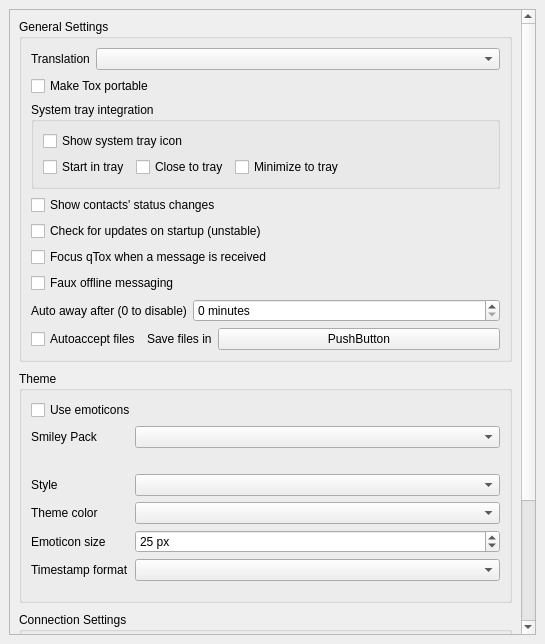
First picture: the form in src/widget/form/settings/generalsettings.ui, repository qTox/qTox, before the edit.
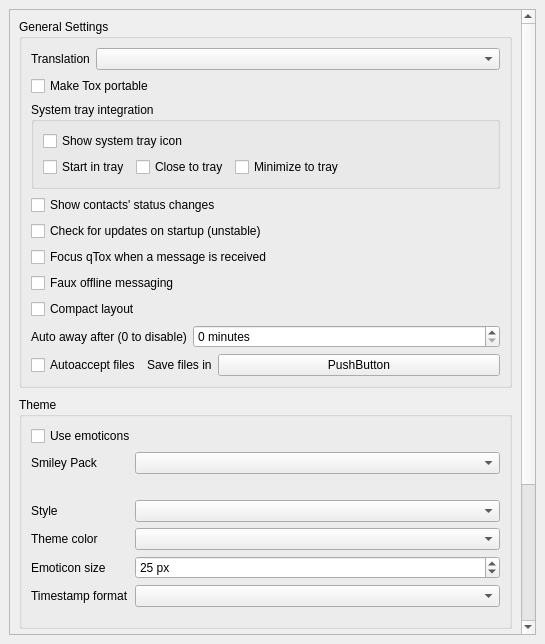
Second picture: the form after the edit.

Commit message: added a compact layout for the friends list

The edit to the form file:
```diff
--- a/src/widget/form/settings/generalsettings.ui
+++ b/src/widget/form/settings/generalsettings.ui
@@ -183,6 +183,13 @@
             </property>
            </widget>
           </item>
+          <item>
+           <widget class="QCheckBox" name="cbCompactLayout">
+            <property name="text">
+             <string>Compact layout</string>
+            </property>
+           </widget>
+          </item>
           <item>
            <layout class="QHBoxLayout" name="horizontalLayout_2">
             <item alignment="Qt::AlignLeft">
```
The commit also changes 7 other files.
